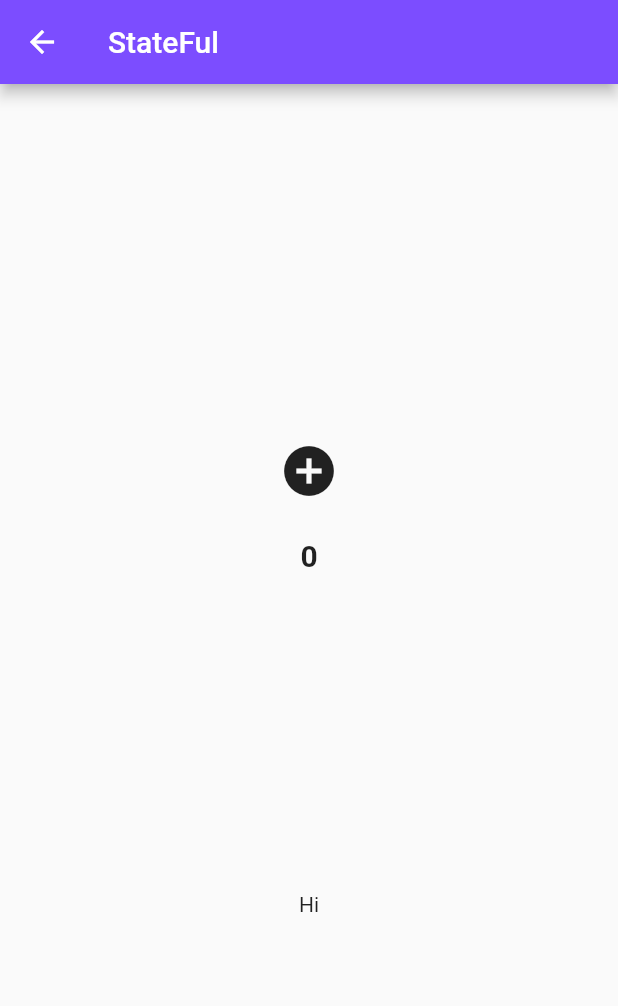
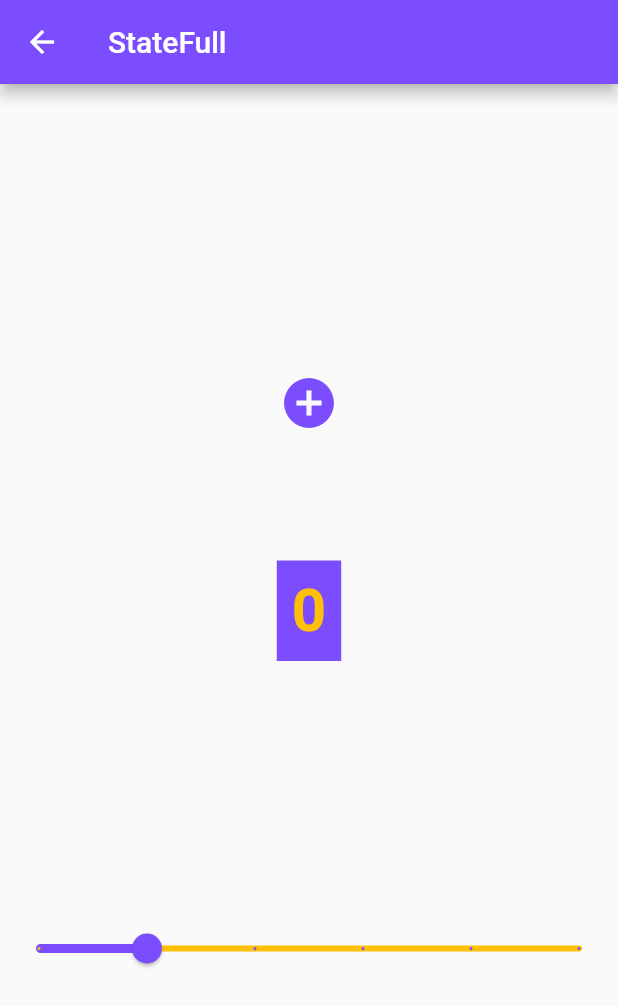
Before and after one commit to akashpatra/flutter_widgets, a Flutter app: the screen it shows after launch, after a tap on "Stateful", on a phone screen of 412 x 824 dp. Shown: the top 1006 px of the screen. Run offline on Flutter 3.47's test engine with Material 2 defaults, Android fonts, the phone set to English and light mode, and no system bars.

Commit message:
Added more widgets to StateFull and StateLess Screen

```diff
--- a/lib/screens/HomeScreen.dart
+++ b/lib/screens/HomeScreen.dart
@@ -16,10 +16,9 @@ class HomeScreen extends StatelessWidget {
         ),
       ),
       body: Container(
-        color: Colors.green,
         margin: EdgeInsets.symmetric(horizontal: 15),
         child: Column(
-          mainAxisAlignment: MainAxisAlignment.start,
+          mainAxisAlignment: MainAxisAlignment.center,
           crossAxisAlignment: CrossAxisAlignment.stretch,
           children: <Widget>[
             Container(
--- a/lib/screens/SFullScreen.dart
+++ b/lib/screens/SFullScreen.dart
@@ -1,4 +1,5 @@
 import 'package:flutter/material.dart';
+import 'package:widgets/stateful/MySlider.dart';
 import 'package:widgets/stateful/VolumeInkWell.dart';
 
 class SFullScreen extends StatelessWidget {
@@ -7,7 +8,7 @@ class SFullScreen extends StatelessWidget {
     return Scaffold(
       appBar: AppBar(
         title: Text(
-          'StateFul',
+          'StateFull',
           style: TextStyle(
             color: Colors.white,
           ),
@@ -17,7 +18,10 @@ class SFullScreen extends StatelessWidget {
         child: Container(
           child: Column(
             mainAxisAlignment: MainAxisAlignment.spaceEvenly,
-            children: <Widget>[VolumeInkWell(), Text('Hi')],
+            children: <Widget>[
+              VolumeInkWell(),
+              MySlider(),
+            ],
           ),
         ),
       ),
--- /dev/null
+++ b/lib/stateful/MySlider.dart
@@ -0,0 +1,28 @@
+import 'package:flutter/material.dart';
+
+class MySlider extends StatefulWidget {
+  @override
+  _MySliderState createState() => _MySliderState();
+}
+
+class _MySliderState extends State<MySlider> {
+  double _currentValue = 20;
+
+  @override
+  Widget build(BuildContext context) {
+    return Slider(
+      activeColor: Colors.deepPurpleAccent,
+      inactiveColor: Colors.amber,
+      value: _currentValue,
+      min: 0,
+      max: 200,
+      divisions: 5,
+      label: _currentValue.toString(),
+      onChanged: (value) {
+        setState(() {
+          _currentValue = value;
+        });
+      },
+    );
+  }
+}
--- a/lib/stateful/VolumeInkWell.dart
+++ b/lib/stateful/VolumeInkWell.dart
@@ -17,6 +17,7 @@ class _VolumeInkWellState extends State<VolumeInkWell> {
         highlightColor: Colors.lightGreenAccent.withOpacity(0.5),
         child: Icon(
           Icons.add_circle,
+          color: Colors.deepPurpleAccent,
           size: 40,
         ),
         radius: 90,
@@ -34,11 +35,17 @@ class _VolumeInkWellState extends State<VolumeInkWell> {
     return Column(
       children: <Widget>[
         buildVolume(),
-        Text(
-          _volumeData.toString(),
-          style: TextStyle(
-            fontSize: 20,
-            fontWeight: FontWeight.bold,
+        Container(
+          margin: EdgeInsets.only(top: 60),
+          color: Colors.deepPurpleAccent,
+          padding: EdgeInsets.all(10),
+          child: Text(
+            _volumeData.toString(),
+            style: TextStyle(
+              fontSize: 40,
+              fontWeight: FontWeight.bold,
+              color: Colors.amber,
+            ),
           ),
         ),
       ],
```
Also changed, not shown: lib/screens/SLessScreen.dart (+27 -4 lines).
